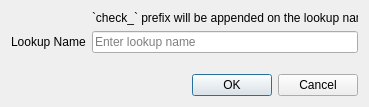
The window that ui/wizard/ui_lookup_entity.ui (gltn/stdm) describes before a commit, drawn with Qt 5.
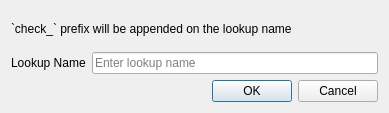
The same window after the commit.

```diff
--- a/ui/wizard/ui_lookup_entity.ui
+++ b/ui/wizard/ui_lookup_entity.ui
@@ -6,8 +6,8 @@
    <rect>
     <x>0</x>
     <y>0</y>
-    <width>363</width>
-    <height>107</height>
+    <width>389</width>
+    <height>113</height>
    </rect>
   </property>
   <property name="minimumSize">
@@ -19,15 +19,15 @@
   <property name="windowTitle">
    <string>Lookup entity</string>
   </property>
-  <layout class="QFormLayout" name="formLayout">
-   <property name="fieldGrowthPolicy">
-    <enum>QFormLayout::AllNonFixedFieldsGrow</enum>
-   </property>
-   <item row="0" column="1">
+  <layout class="QVBoxLayout" name="verticalLayout_2">
+   <item>
+    <layout class="QVBoxLayout" name="notif_bar"/>
+   </item>
+   <item>
     <widget class="QLabel" name="label_2">
      <property name="maximumSize">
       <size>
-       <width>300</width>
+       <width>777</width>
        <height>16777215</height>
       </size>
      </property>
@@ -36,7 +36,9 @@
      </property>
     </widget>
    </item>
-   <item row="1" column="0">
+   <item>
+    <layout class="QHBoxLayout" name="horizontalLayout">
+     <item>
     <widget class="QLabel" name="label">
      <property name="minimumSize">
       <size>
@@ -49,14 +51,16 @@
      </property>
     </widget>
    </item>
-   <item row="1" column="1">
+     <item>
     <widget class="QLineEdit" name="edtName">
      <property name="placeholderText">
       <string>Enter lookup name</string>
      </property>
     </widget>
    </item>
-   <item row="3" column="1">
+    </layout>
+   </item>
+   <item>
     <widget class="QDialogButtonBox" name="buttonBox">
      <property name="orientation">
       <enum>Qt::Horizontal</enum>
@@ -66,19 +70,6 @@
      </property>
     </widget>
    </item>
-   <item row="2" column="1">
-    <spacer name="verticalSpacer">
-     <property name="orientation">
-      <enum>Qt::Vertical</enum>
-     </property>
-     <property name="sizeHint" stdset="0">
-      <size>
-       <width>20</width>
-       <height>40</height>
-      </size>
-     </property>
-    </spacer>
-   </item>
   </layout>
   <zorder>label_2</zorder>
   <zorder>label</zorder>
```
Left out of the diff: 6 changed lines with no effect on the pictures. Lines whose indentation alone changed are shown as unchanged.
